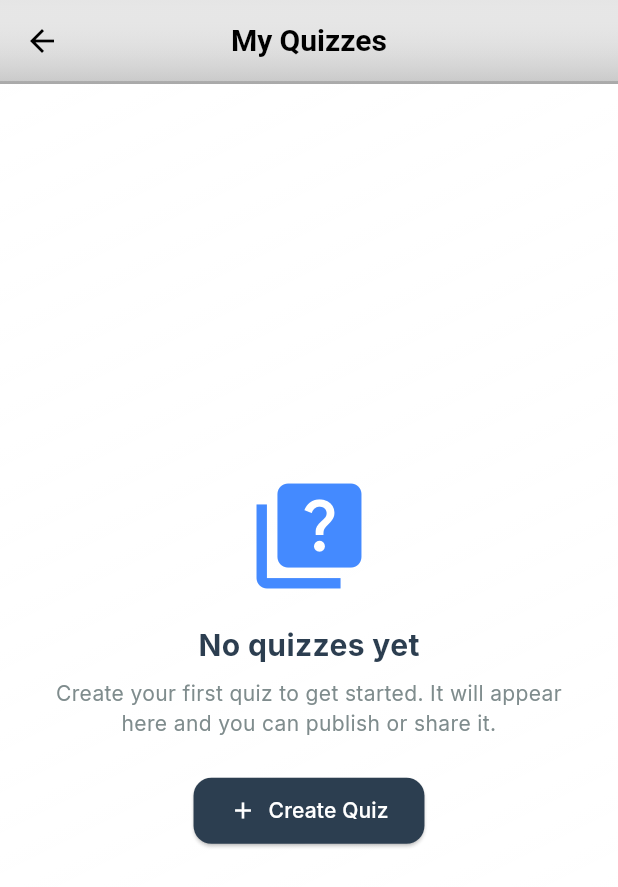
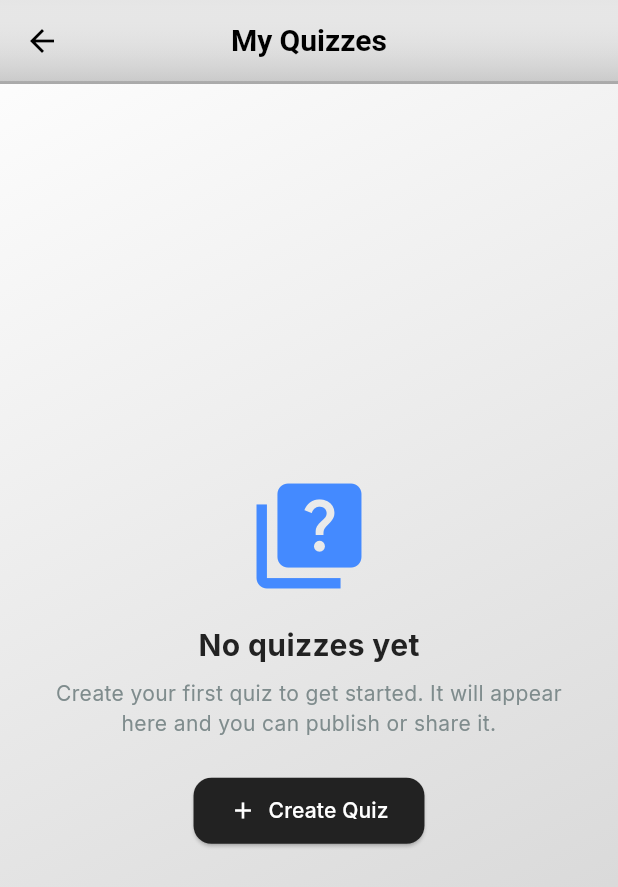
Before and after one commit to xdrlp/quiz_application, a Flutter app: the screen it shows once a user with an empty profile is signed in, after a tap on "Quiz board", on a phone screen of 412 x 824 dp. Shown: the top 887 px of the screen. Run offline on Flutter 3.47's test engine with Material 3 defaults, Android fonts, the phone set to English and light mode, and no system bars; our stand-ins replace cloud_firestore, cloud_functions, device_info_plus, firebase_auth, firebase_core, firebase_storage and 6 more; missing offline and left inert: installed_apps, usage_stats; accounts and stored records are empty.

Commit message:
Add attempt review screen and neutral theme
Introduce a dedicated AttemptDetailScreen for reviewing quiz attempts and wire it into routing (/attempt_review). Extend QuizProvider with userAttempts, a getter and loadUserAttempts() to fetch attempts; HomeScreen now loads attempts and shows basic attempt stats (submitted count / avg score). Apply a broad visual overhaul: switch from the previous dark/blue palette to a light/neutral/gray theme (updated color constants, gradients, scaffold/card/canvas colors, text and icon colors) across many screens (home, find, login, signup, my_quizzes, profile, create/edit quiz, quiz analysis, quiz history). Simplify profile image upload by removing the crop step and some image option UI, and adjust related image handling to use the image package. Misc UI tweaks: remove some background images, update buttons/inputs to use the new neutral colors, and minor layout/styling adjustments.

```diff
--- a/lib/main.dart
+++ b/lib/main.dart
@@ -20,6 +20,7 @@ import 'package:quiz_application/screens/take_quiz_page.dart' as tqp;
 import 'package:quiz_application/screens/my_quizzes_screen.dart';
 import 'package:quiz_application/screens/profile_screen.dart';
 import 'package:quiz_application/screens/quiz_history_screen.dart';
+import 'package:quiz_application/screens/attempt_detail_screen.dart';
 
 void main() async {
   WidgetsFlutterBinding.ensureInitialized();
@@ -96,20 +97,19 @@ class MyApp extends StatelessWidget {
       child: MaterialApp(
         title: 'Quiz Application',
         theme: (() {
-          // Core colors
-          const absBlack = Color(0xFF050507);
-          const coldSteel = Color(0xFF0F172A);
+          // Core colors - Grayscale / Desaturated
+          const coldSteel = Color(0xFF1F1F1F); // Dark Grey instead of Blue-Black
           const ashWhite = Color(0xFFE5E5E5);
-          const deadGray = Color(0xFF4B5563);
-          const dividerColor = Color(0xFF1F2937);
-          const crimson = Color(0xFF8B0000);
-          const violationColor = Color(0xFFB00020);
+          const deadGray = Color(0xFF4B4B4B); // Neutral Grey
+          const dividerColor = Color(0xFF2A2A2A);
+          const crimson = Color(0xFF404040); // Dark Grey instead of Red
+          const violationColor = Color(0xFFB00020); // Keep violation red as it's a semantic state
 
           final base = ColorScheme.dark().copyWith(
             surface: coldSteel,
             onSurface: ashWhite,
             primary: ashWhite,
-            secondary: const Color(0xFF9CA3AF),
+            secondary: const Color(0xFF9E9E9E), // Neutral Grey
           );
 
           return ThemeData(
@@ -124,10 +124,10 @@ class MyApp extends StatelessWidget {
               TargetPlatform.fuchsia: SlidePageTransitionsBuilder(),
             }),
             colorScheme: base,
-            scaffoldBackgroundColor: absBlack,
-            cardColor: crimson,
+            scaffoldBackgroundColor: const Color(0xFFF5F5F5),
+            cardColor: Colors.white,
             dividerColor: dividerColor,
-            canvasColor: absBlack,
+            canvasColor: const Color(0xFFF5F5F5),
             disabledColor: deadGray,
             appBarTheme: AppBarTheme(
               backgroundColor: crimson,
@@ -139,12 +139,12 @@ class MyApp extends StatelessWidget {
             // Switched to Google Fonts "Inter" for consistent rendering on all devices.
             fontFamily: GoogleFonts.inter().fontFamily,
             textTheme: GoogleFonts.interTextTheme(TextTheme(
-              titleLarge: TextStyle(color: ashWhite),
-              bodyLarge: TextStyle(color: ashWhite),
-              bodyMedium: TextStyle(color: const Color(0xFF9CA3AF)),
-              labelSmall: TextStyle(color: const Color(0xFF9CA3AF)),
+              titleLarge: TextStyle(color: Colors.black),
+              bodyLarge: TextStyle(color: Colors.black),
+              bodyMedium: TextStyle(color: const Color(0xFF4B4B4B)),
+              labelSmall: TextStyle(color: const Color(0xFF6B7280)),
             )),
-            iconTheme: IconThemeData(color: ashWhite),
+            iconTheme: IconThemeData(color: Colors.black),
             elevatedButtonTheme: ElevatedButtonThemeData(
               style: ElevatedButton.styleFrom(backgroundColor: coldSteel, foregroundColor: ashWhite),
             ),
@@ -165,6 +165,11 @@ class MyApp extends StatelessWidget {
           '/my_quizzes': (context) => const MyQuizzesScreen(),
           '/profile': (context) => const ProfileScreen(),
           '/quiz_history': (context) => const QuizHistoryScreen(),
+          '/attempt_review': (context) {
+            final args = ModalRoute.of(context)!.settings.arguments;
+            final attemptId = args is String ? args : '';
+            return AttemptDetailScreen(attemptId: attemptId);
+          },
           '/signup': (context) => const SignUpScreen(),
           '/take_quiz': (context) {
             final args = ModalRoute.of(context)!.settings.arguments;
--- a/lib/providers/quiz_provider.dart
+++ b/lib/providers/quiz_provider.dart
@@ -8,6 +8,7 @@ class QuizProvider with ChangeNotifier {
   final FirestoreService _firestoreService = FirestoreService();
 
   List<QuizModel> _userQuizzes = [];
+  List<AttemptModel> _userAttempts = []; // Add this
   QuizModel? _currentQuiz;
   List<QuestionModel> _currentQuizQuestions = [];
   AttemptModel? _currentAttempt;
@@ -15,6 +16,7 @@ class QuizProvider with ChangeNotifier {
   String? _errorMessage;
 
   List<QuizModel> get userQuizzes => _userQuizzes;
+  List<AttemptModel> get userAttempts => _userAttempts; // Add this
   QuizModel? get currentQuiz => _currentQuiz;
   List<QuestionModel> get currentQuizQuestions => _currentQuizQuestions;
   AttemptModel? get currentAttempt => _currentAttempt;
@@ -27,6 +29,23 @@ class QuizProvider with ChangeNotifier {
 
     try {
       _userQuizzes = await _firestoreService.getQuizzesByTeacher(userId);
+      _isLoading = false;
+      notifyListeners();
+      return true;
+    } catch (e) {
+      _errorMessage = e.toString();
+      _isLoading = false;
+      notifyListeners();
+      return false;
+    }
+  }
+
+  Future<bool> loadUserAttempts(String userId) async {
+    _isLoading = true;
+    notifyListeners();
+
+    try {
+      _userAttempts = await _firestoreService.getAttemptsByUser(userId);
       _isLoading = false;
       notifyListeners();
       return true;
--- a/lib/screens/home_screen.dart
+++ b/lib/screens/home_screen.dart
@@ -24,8 +24,8 @@ class _HomeScreenState extends State<HomeScreen> {
           begin: Alignment.topLeft,
           end: Alignment.bottomRight,
           colors: [
-            Color.fromARGB(255, 255, 255, 255),
-            Color.fromARGB(217, 255, 255, 255),
+            Color(0xFFFFFFFF), // #ffffff (white)
+            Color.fromARGB(255, 207, 207, 207), // #9b9b9b (gray)
           ],
         ),
       ),
@@ -51,7 +51,7 @@ class _HomeScreenState extends State<HomeScreen> {
                   begin: Alignment.bottomCenter,
                   end: Alignment.topCenter,
                   colors: [
-                    Color.fromARGB(108, 244, 244, 244),
+                    Color.fromARGB(204, 244, 244, 244),
                     Color.fromARGB(205, 223, 223, 223),
                   ],
                 ),
@@ -92,16 +92,35 @@ class _HomeScreenState extends State<HomeScreen> {
         ),
         body: Consumer2<AuthProvider, QuizProvider>(
           builder: (context, authProvider, quizProvider, _) {
-            // Load user quizzes once
+            // Load user quizzes and attempts once
             if (!_loaded && authProvider.currentUser != null) {
               _loaded = true;
               WidgetsBinding.instance.addPostFrameCallback((_) {
-                quizProvider.loadUserQuizzes(authProvider.currentUser!.uid);
+                final uid = authProvider.currentUser!.uid;
+                quizProvider.loadUserQuizzes(uid);
+                quizProvider.loadUserAttempts(uid);
               });
             }
 
             final userName = authProvider.currentUser?.displayName ?? 'there';
+
+            // Stats for Quiz Board
             final quizzes = quizProvider.userQuizzes;
+            final createdCount = quizzes.length;
+            final publishedCount = quizzes.where((q) => q.published).length;
+            final draftsCount = quizzes.where((q) => !q.published).length;
+
+            // Stats for Quiz Taken
+            final attempts = quizProvider.userAttempts;
+            final submittedCount = attempts.where((a) => a.submittedAt != null).length;
+            double avgScore = 0;
+            if (submittedCount > 0) {
+              final totalPerc = attempts
+                  .where((a) => a.submittedAt != null)
+                  .fold(0.0, (sum, a) => sum + a.scorePercentage);
+               avgScore = totalPerc / submittedCount;
+            }
+
             final recent = List<QuizModel>.from(quizzes)
               ..sort((a, b) => b.createdAt.compareTo(a.createdAt));
 
@@ -135,7 +154,7 @@ class _HomeScreenState extends State<HomeScreen> {
                           style: const TextStyle(
                             fontSize: 32,
                             fontWeight: FontWeight.bold,
-                            color: Color(0xFF2C3E50),
+                            color: Color(0xFF222222),
                           ),
                         ),
                         const SizedBox(height: 8),
@@ -247,7 +266,7 @@ class _HomeScreenState extends State<HomeScreen> {
                                   ),
                                   const SizedBox(height: 4),
                                   Text(
-                                    '25 Created 5 Published\n2 drafts',
+                                    '$createdCount Created $publishedCount Published\n$draftsCount drafts',
                                     style: const TextStyle(
                                       fontSize: 12,
                                       color: Color(0xFF7F8C8D),
@@ -281,9 +300,9 @@ class _HomeScreenState extends State<HomeScreen> {
                                     ),
                                   ),
                                   const SizedBox(height: 4),
-                                  const Text(
-                                    '45 Submitted 89% avg score',
-                                    style: TextStyle(
+                                  Text(
+                                    '$submittedCount Submitted ${avgScore.toStringAsFixed(0)}% avg score',
+                                    style: const TextStyle(
                                       fontSize: 12,
                                       color: Color(0xFF7F8C8D),
                                     ),
--- a/lib/screens/my_quizzes_screen.dart
+++ b/lib/screens/my_quizzes_screen.dart
@@ -186,14 +186,14 @@ class _MyQuizzesScreenState extends State<MyQuizzesScreen> {
         children: [
           Row(
             children: [
-              Expanded(child: Text(title, style: const TextStyle(fontSize: 18, fontWeight: FontWeight.bold, color: Color(0xFF2C3E50)))),
+              Expanded(child: Text(title, style: const TextStyle(fontSize: 18, fontWeight: FontWeight.bold, color: Color(0xFF222222)))),
               Container(
                 padding: const EdgeInsets.symmetric(horizontal: 8, vertical: 2),
                 decoration: BoxDecoration(
-                  color: const Color(0xFF2C3E50).withValues(alpha: 0.1),
+                  color: const Color(0xFF222222).withValues(alpha: 0.1),
                   borderRadius: BorderRadius.circular(12),
                 ),
-                child: Text('$count', style: const TextStyle(color: Color(0xFF2C3E50), fontWeight: FontWeight.bold)),
+                child: Text('$count', style: const TextStyle(color: Color(0xFF222222), fontWeight: FontWeight.bold)),
               ),
             ],
           ),
@@ -228,7 +228,10 @@ class _MyQuizzesScreenState extends State<MyQuizzesScreen> {
         gradient: LinearGradient(
           begin: Alignment.topLeft,
           end: Alignment.bottomRight,
-          colors: [Color.fromARGB(255, 255, 255, 255), Color.fromARGB(217, 255, 255, 255)],
+          colors: [
+            Color(0xFFFFFFFF),
+            Color.fromARGB(255, 207, 207, 207),
+          ],
         ),
       ),
       child: Scaffold(
@@ -274,7 +277,7 @@ class _MyQuizzesScreenState extends State<MyQuizzesScreen> {
         ),
         floatingActionButton: _selected.isNotEmpty ? FloatingActionButton.extended(
           onPressed: () {},
-          backgroundColor: const Color(0xFF2C3E50),
+          backgroundColor: const Color(0xFF222222),
           foregroundColor: Colors.white,
           icon: const Icon(Icons.check_box),
           label: Text('${_selected.length} selected'),
@@ -331,7 +334,7 @@ class _MyQuizzesScreenState extends State<MyQuizzesScreen> {
                   child: Column(mainAxisSize: MainAxisSize.min, children: [
                     const Icon(Icons.quiz, size: 84, color: Colors.blueAccent),
                     const SizedBox(height: 16),
-                    const Text('No quizzes yet', style: TextStyle(fontSize: 20, fontWeight: FontWeight.bold, color: Color(0xFF2C3E50))),
+                    const Text('No quizzes yet', style: TextStyle(fontSize: 20, fontWeight: FontWeight.bold, color: Color(0xFF222222))),
                     const SizedBox(height: 8),
                     const Text('Create your first quiz to get started. It will appear here and you can publish or share it.' , textAlign: TextAlign.center, style: TextStyle(color: Color(0xFF7F8C8D))),
                     const SizedBox(height: 24),
@@ -341,7 +344,7 @@ class _MyQuizzesScreenState extends State<MyQuizzesScreen> {
                         if (mounted) setState(() => _load());
                       },
                       style: ElevatedButton.styleFrom(
-                        backgroundColor: const Color(0xFF2C3E50),
+                        backgroundColor: const Color(0xFF222222),
                         foregroundColor: Colors.white,
                         padding: const EdgeInsets.symmetric(horizontal: 24, vertical: 12),
                         shape: RoundedRectangleBorder(borderRadius: BorderRadius.circular(12)),
@@ -444,7 +447,7 @@ class _MyQuizzesScreenState extends State<MyQuizzesScreen> {
       ),
       focusedBorder: OutlineInputBorder(
         borderRadius: BorderRadius.circular(12),
-        borderSide: const BorderSide(color: Color(0xFF2C3E50), width: 1.5),
+        borderSide: const BorderSide(color: Color(0xFF222222), width: 1.5),
       ),
       contentPadding: const EdgeInsets.symmetric(horizontal: 16, vertical: 0),
     );
@@ -456,8 +459,8 @@ class _MyQuizzesScreenState extends State<MyQuizzesScreen> {
       label: Text(label),
       selected: selected,
       onSelected: (_) => setState(() => _filter = label),
-      selectedColor: const Color(0xFF2C3E50),
-      labelStyle: TextStyle(color: selected ? Colors.white : const Color(0xFF2C3E50)),
+      selectedColor: const Color(0xFF222222),
+      labelStyle: TextStyle(color: selected ? Colors.white : const Color(0xFF222222)),
       backgroundColor: Colors.white,
       shape: RoundedRectangleBorder(borderRadius: BorderRadius.circular(20), side: BorderSide(color: selected ? Colors.transparent : Colors.grey.shade300)),
     );
@@ -570,7 +573,7 @@ class _MyQuizzesScreenState extends State<MyQuizzesScreen> {
                 if (_selected.contains(q.id))
                   Padding(
                     padding: const EdgeInsets.only(right: 12.0),
-                    child: Icon(Icons.check_circle, color: const Color(0xFF2C3E50), size: 24),
+                    child: Icon(Icons.check_circle, color: const Color(0xFF222222), size: 24),
                   ),
                 Container(
                   width: 56,
@@ -594,14 +597,14 @@ class _MyQuizzesScreenState extends State<MyQuizzesScreen> {
                   alignment: Alignment.center,
                   child: Text(
                     q.title.isEmpty ? '?' : q.title[0].toUpperCase(),
-                    style: const TextStyle(fontSize: 24, fontWeight: FontWeight.bold, color: Color(0xFF2C3E50))
+                    style: const TextStyle(fontSize: 24, fontWeight: FontWeight.bold, color: Color(0xFF222222))
                   ),
                 ),
                 const SizedBox(width: 16),
                 Expanded(
                   child: Column(crossAxisAlignment: CrossAxisAlignment.start, children: [
                     Row(children: [
-                      Expanded(child: Text(q.title, style: const TextStyle(fontWeight: FontWeight.bold, fontSize: 16, color: Color(0xFF2C3E50)))),
+                      Expanded(child: Text(q.title, style: const TextStyle(fontWeight: FontWeight.bold, fontSize: 16, color: Color(0xFF222222)))),
                     ]),
                     const SizedBox(height: 4),
                     Text(q.description.isEmpty ? 'No description' : q.description, maxLines: 2, overflow: TextOverflow.ellipsis, style: const TextStyle(fontSize: 13, color: Color(0xFF7F8C8D))),
--- a/lib/screens/starter_screen.dart
+++ b/lib/screens/starter_screen.dart
@@ -7,8 +7,7 @@ import 'report_bug_dialog.dart';
 // ==========================================
 
 // --- Colors ---
-const Color _kTextColor = Color(0xFF4A4A4A); // Primary text color (Dark Grey)
-const Color _kRedAccentColor = Color(0xFFFF3B30); // Primary accent (Red)
+const Color _kTextColor = Color(0xFF222222); // Primary text color (Dark Grey)
 
 // Neumorphism Shadows
 // Neumorphism shadows and gradient colors removed (unused)
@@ -75,8 +74,8 @@ class StarterScreen extends StatelessWidget {
           begin: Alignment.topLeft,
           end: Alignment.bottomRight,
           colors: const [
-            Color(0xFFFFFFFF), // #ffffff (white)
-            Color.fromARGB(255, 175, 175, 175), // #9b9b9b (gray)
+            Color(0xFFFFFFFF),
+            Color.fromARGB(255, 207, 207, 207),
           ],
         ),
       ),
@@ -152,7 +151,7 @@ class StarterScreen extends StatelessWidget {
                           width: 8,
                           height: 8,
                           decoration: const BoxDecoration(
-                            color: _kRedAccentColor,
+                            color: Color.fromARGB(255, 230, 0, 0),
                             shape: BoxShape.circle,
                           ),
                         ),
--- a/pubspec.yaml
+++ b/pubspec.yaml
@@ -55,6 +55,7 @@ dependencies:
   firebase_storage: ^13.0.6
   image_cropper: 8.0.0
   image: ^4.7.2
+  intl: ^0.20.2
   # image_picker and firebase_storage removed (no profile image uploads)
   # cloud_functions removed — using Firebase SDK sendEmailVerification instead
   # flutter_windowmanager removed due to Android Gradle Plugin namespace issue.
```
Also changed, not shown: lib/screens/attempt_detail_screen.dart (added, +264 -0 lines), lib/screens/create_quiz_screen.dart (+7 -4 lines), lib/screens/edit_quiz_screen.dart (+13 -10 lines), lib/screens/find_quiz_screen.dart (+16 -3 lines), lib/screens/login_screen.dart (+14 -8 lines), lib/screens/profile_screen.dart (+9 -108 lines), lib/screens/quiz_analysis_screen.dart (+30 -27 lines), lib/screens/quiz_history_screen.dart (+9 -6 lines), lib/screens/signup_screen.dart (+14 -8 lines), lib/screens/take_quiz_page.dart (+22 -19 lines), pubspec.lock.
